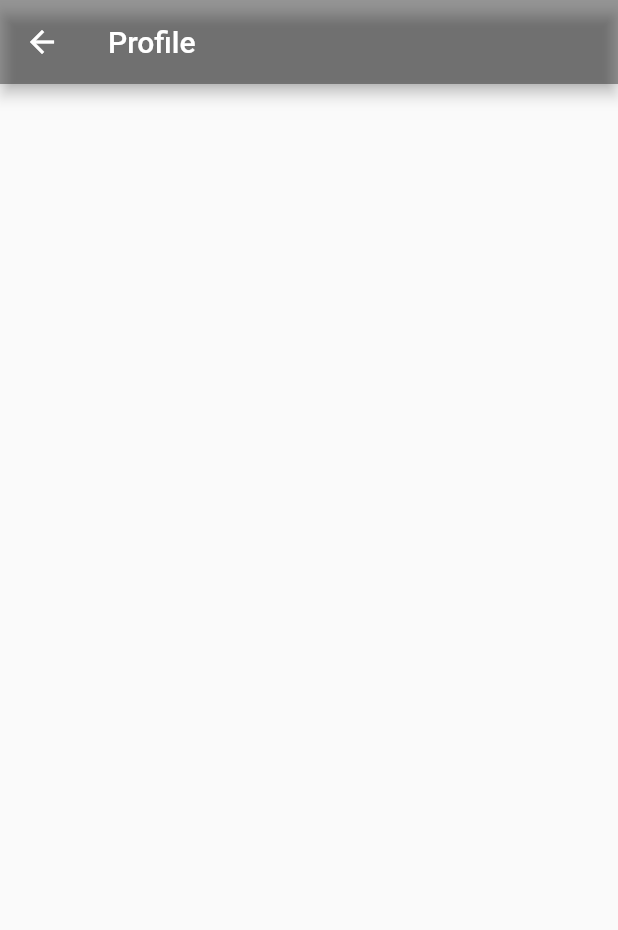
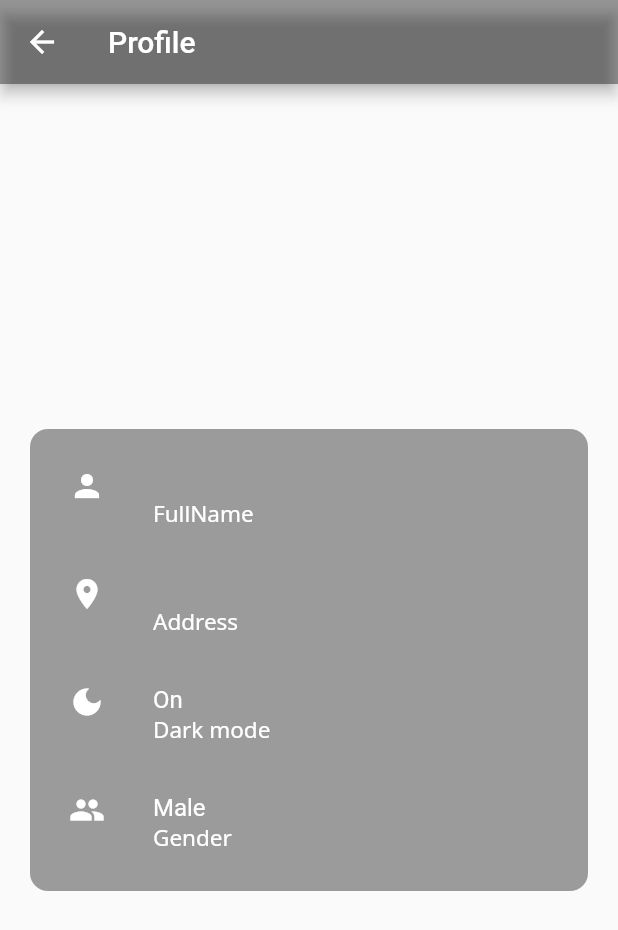
Before and after one commit to RevengeHunter/flutter_codigo5_sp, a Flutter app: the ProfilePage screen opened directly, on a phone screen of 412 x 824 dp. Shown: the top 930 px of the screen. Run offline on Flutter 3.47's test engine with Material 2 defaults, Android fonts, the phone set to English and light mode, and no system bars; our stand-ins replace google_fonts, shared_preferences; accounts and stored records are empty; network calls fail.

Commit message:
End Proyect.

```diff
--- a/lib/pages/home_page.dart
+++ b/lib/pages/home_page.dart
@@ -1,6 +1,6 @@
 import 'package:flutter/material.dart';
 import 'package:flutter_codigo5_sp/pages/profile_page.dart';
-import 'package:shared_preferences/shared_preferences.dart';
+import 'package:flutter_codigo5_sp/utils/sp_global.dart';
 
 class HomePage extends StatefulWidget {
   @override
@@ -62,26 +62,38 @@ class _HomePageState extends State<HomePage> {
   bool darkMode = false;
   int valueGender = 1;
 
+  SPGlobal spGlobal = SPGlobal();
+
   String fullNameSaved = "";
   String fullAddressSaved = "";
 
-  _saveData() async {
-    SharedPreferences prefers = await SharedPreferences.getInstance();
-    prefers.setString("name", _txtFullName.text);
-    prefers.setString("address", _txtAddress.text);
-    prefers.setBool("darkMode", darkMode);
-    prefers.setInt("gender", valueGender);
-    setState(() {});
+  _saveData() {
+    // SharedPreferences prefers = await SharedPreferences.getInstance();
+    // prefers.setString("name", _txtFullName.text);
+    // prefers.setString("address", _txtAddress.text);
+    // prefers.setBool("darkMode", darkMode);
+    // prefers.setInt("gender", valueGender);
+
+    spGlobal.fullName = _txtFullName.text;
+    spGlobal.address = _txtAddress.text;
+    spGlobal.darkMode = darkMode;
+    spGlobal.gender = valueGender;
+
+    //6setState(() {});
   }
 
-  Future<void> _getDataFull() async {
-    SharedPreferences prefers = await SharedPreferences.getInstance();
-    _txtFullName.text = prefers.getString("name") ?? '-';
-    _txtAddress.text = prefers.getString("address") ?? '-';
-    fullNameSaved = prefers.getString("name") ?? '-';
-    fullAddressSaved = prefers.getString("address") ?? '-';
-    darkMode = prefers.getBool("darkMode") ?? true;
-    valueGender = prefers.getInt("gender") ?? 1;
+  _getDataFull() {
+    // SharedPreferences prefers = await SharedPreferences.getInstance();
+    // _txtFullName.text = prefers.getString("name") ?? '-';
+    // _txtAddress.text = prefers.getString("address") ?? '-';
+    // fullNameSaved = prefers.getString("name") ?? '-';
+    // fullAddressSaved = prefers.getString("address") ?? '-';
+    // darkMode = prefers.getBool("darkMode") ?? true;
+    // valueGender = prefers.getInt("gender") ?? 1;
+
+    _txtFullName.text = spGlobal.fullName;
+    _txtAddress.text = spGlobal.address;
+
     setState(() {});
   }
 
@@ -120,7 +132,7 @@ class _HomePageState extends State<HomePage> {
                       height: 8.0,
                     ),
                     Text(
-                      fullNameSaved,
+                      spGlobal.fullName,
                       style: TextStyle(
                         fontSize: 20.0,
                         color: Colors.white,
@@ -131,7 +143,7 @@ class _HomePageState extends State<HomePage> {
                       height: 4.0,
                     ),
                     Text(
-                      fullAddressSaved,
+                      spGlobal.address,
                       style: TextStyle(
                         fontSize: 14.0,
                         color: Colors.white70,
@@ -265,6 +277,7 @@ class _HomePageState extends State<HomePage> {
                   ),
                   onPressed: () {
                     _saveData();
+                    print("guardando");
                     setState(() {});
                   },
                   label: const Text(
--- a/lib/pages/profile_page.dart
+++ b/lib/pages/profile_page.dart
@@ -1,6 +1,7 @@
 import 'package:flutter/material.dart';
 import 'package:shared_preferences/shared_preferences.dart';
 import 'package:google_fonts/google_fonts.dart';
+import '../utils/sp_global.dart';
 
 class ProfilePage extends StatefulWidget {
   const ProfilePage({Key? key}) : super(key: key);
@@ -16,6 +17,8 @@ class _ProfilePageState extends State<ProfilePage> {
     _getDataFull();
   }
 
+  SPGlobal spGlobal = SPGlobal();
+
   String _txtFullName = "";
   String _txtAddress = "";
   bool _bolDarkThema = false;
@@ -24,15 +27,24 @@ class _ProfilePageState extends State<ProfilePage> {
   Color fontColor = Colors.white;
   String genero = "Male";
 
-  Future<void> _getDataFull() async {
-    SharedPreferences prefers = await SharedPreferences.getInstance();
-    _txtFullName = prefers.getString("name") ?? '-';
-    _txtAddress = prefers.getString("address") ?? '-';
-    _bolDarkThema = prefers.getBool("darkMode") ?? true;
+  _getDataFull(){
+    // SharedPreferences prefers = await SharedPreferences.getInstance();
+    // _txtFullName = prefers.getString("name") ?? '-';
+    // _txtAddress = prefers.getString("address") ?? '-';
+    // _bolDarkThema = prefers.getBool("darkMode") ?? true;
+    // (_bolDarkThema == true)
+    //     ? barColor = Colors.black38
+    //     : barColor = Colors.pinkAccent;
+    // _gender = prefers.getInt("gender") ?? 1;
+    // (_gender == 1) ? genero = "Male" : genero = "Female";
+
+    _txtFullName = spGlobal.fullName;
+    _txtAddress = spGlobal.address;
+    _bolDarkThema = spGlobal.darkMode;
     (_bolDarkThema == true)
         ? barColor = Colors.black38
         : barColor = Colors.pinkAccent;
-    _gender = prefers.getInt("gender") ?? 1;
+    _gender = spGlobal.gender;
     (_gender == 1) ? genero = "Male" : genero = "Female";
 
     setState(() {});
@@ -47,121 +59,121 @@ class _ProfilePageState extends State<ProfilePage> {
   Widget build(BuildContext context) {
     return Scaffold(
       appBar: AppBar(
-        backgroundColor: barColor,
+        backgroundColor: (spGlobal.darkMode== true) ? barColor = Colors.black38 : barColor = Colors.pinkAccent,
         title: Text(
           "Profile",
         ),
       ),
-      // body: Center(
-      //   child: Container(
-      //     padding: EdgeInsets.symmetric(
-      //       vertical: 10.0,
-      //       horizontal: 10.0,
-      //     ),
-      //     margin: EdgeInsets.symmetric(
-      //       vertical: 10.0,
-      //       horizontal: 20.0,
-      //     ),
-      //     decoration: BoxDecoration(
-      //       borderRadius: BorderRadius.circular(12.0),
-      //       color: barColor,
-      //     ),
-      //     child: Column(
-      //       mainAxisAlignment: MainAxisAlignment.center,
-      //       crossAxisAlignment: CrossAxisAlignment.center,
-      //       mainAxisSize: MainAxisSize.min,
-      //       children: [
-      //         ListTile(
-      //           leading: Icon(
-      //             Icons.person,
-      //             color: fontColor,
-      //           ),
-      //           title: Text(
-      //             _txtFullName,
-      //             style: TextStyle(
-      //               color: fontColor,
-      //             ),
-      //           ),
-      //           subtitle: Text(
-      //             "FullName",
-      //             style: GoogleFonts.notoSans(
-      //               fontSize: 15.0,
-      //               color: fontColor,
-      //             ),
-      //           ),
-      //         ),
-      //         ListTile(
-      //           leading: Icon(
-      //             Icons.location_on,
-      //             color: fontColor,
-      //           ),
-      //           title: Text(
-      //             _txtAddress,
-      //             style: TextStyle(
-      //               color: fontColor,
-      //             ),
-      //           ),
-      //           subtitle: Text(
-      //             "Address",
-      //             style: GoogleFonts.notoSans(
-      //               fontSize: 15.0,
-      //               color: fontColor,
-      //             ),
-      //           ),
-      //         ),
-      //         ListTile(
-      //           leading: Icon(
-      //             Icons.dark_mode,
-      //             color: fontColor,
-      //           ),
-      //           title: Text(
-      //             (_bolDarkThema == true) ? "On" : "Off",
-      //             style: TextStyle(
-      //               color: fontColor,
-      //             ),
-      //           ),
-      //           subtitle: Text(
-      //             "Dark mode",
-      //             style: GoogleFonts.notoSans(
-      //               fontSize: 15.0,
-      //               color: fontColor,
-      //             ),
-      //           ),
-      //         ),
-      //         ListTile(
-      //           leading: Icon(
-      //             Icons.people,
-      //             color: fontColor,
-      //           ),
-      //           title: Text(
-      //             genero,
-      //             style: TextStyle(
-      //               color: fontColor,
-      //             ),
-      //           ),
-      //           subtitle: Text(
-      //             "Gender",
-      //             style: GoogleFonts.notoSans(
-      //               fontSize: 15.0,
-      //               color: fontColor,
-      //             ),
-      //           ),
-      //         ),
-      //       ],
-      //     ),
-      //   ),
+      body: Center(
+        child: Container(
+          padding: EdgeInsets.symmetric(
+            vertical: 10.0,
+            horizontal: 10.0,
+          ),
+          margin: EdgeInsets.symmetric(
+            vertical: 10.0,
+            horizontal: 20.0,
+          ),
+          decoration: BoxDecoration(
+            borderRadius: BorderRadius.circular(12.0),
+            color: (spGlobal.darkMode== true) ? barColor = Colors.black38 : barColor = Colors.pinkAccent,
+          ),
+          child: Column(
+            mainAxisAlignment: MainAxisAlignment.center,
+            crossAxisAlignment: CrossAxisAlignment.center,
+            mainAxisSize: MainAxisSize.min,
+            children: [
+              ListTile(
+                leading: Icon(
+                  Icons.person,
+                  color: fontColor,
+                ),
+                title: Text(
+                  spGlobal.fullName,
+                  style: TextStyle(
+                    color: fontColor,
+                  ),
+                ),
+                subtitle: Text(
+                  "FullName",
+                  style: GoogleFonts.notoSans(
+                    fontSize: 15.0,
+                    color: fontColor,
+                  ),
+                ),
+              ),
+              ListTile(
+                leading: Icon(
+                  Icons.location_on,
+                  color: fontColor,
+                ),
+                title: Text(
+                  spGlobal.address,
+                  style: TextStyle(
+                    color: fontColor,
+                  ),
+                ),
+                subtitle: Text(
+                  "Address",
+                  style: GoogleFonts.notoSans(
+                    fontSize: 15.0,
+                    color: fontColor,
+                  ),
+                ),
+              ),
+              ListTile(
+                leading: Icon(
+                  Icons.dark_mode,
+                  color: fontColor,
+                ),
+                title: Text(
+                  (spGlobal.darkMode == true) ? "On" : "Off",
+                  style: TextStyle(
+                    color: fontColor,
+                  ),
+                ),
+                subtitle: Text(
+                  "Dark mode",
+                  style: GoogleFonts.notoSans(
+                    fontSize: 15.0,
+                    color: fontColor,
+                  ),
+                ),
+              ),
+              ListTile(
+                leading: Icon(
+                  Icons.people,
+                  color: fontColor,
+                ),
+                title: Text(
+                  (spGlobal.gender == 1) ? "Male" : "Female",
+                  style: TextStyle(
+                    color: fontColor,
+                  ),
+                ),
+                subtitle: Text(
+                  "Gender",
+                  style: GoogleFonts.notoSans(
+                    fontSize: 15.0,
+                    color: fontColor,
+                  ),
+                ),
+              ),
+            ],
+          ),
+        ),
+      ),
+      // body: FutureBuilder(
+      //   future: getDataTest(),
+      //   builder: (BuildContext context, AsyncSnapshot snap){
+      //     if(snap.hasData){
+      //       return Center(child: Text(snap.data),);
+      //     }
+      //     return Center(
+      //       child: Text("Cargando"),
+      //     );
+      //   },
       // ),
-      body: FutureBuilder(
-        future: getDataTest(),
-        builder: (BuildContext context, AsyncSnapshot snap){
-          if(snap.hasData){
-            return Center(child: Text(snap.data),);
-          }
-          return Center(
-            child: Text("Cargando"),
-          );
-        },
-      ),
     );
   }
 }
--- a/lib/utils/sp_global.dart
+++ b/lib/utils/sp_global.dart
@@ -19,7 +19,7 @@ class SPGlobal{
     _spGlobalPrefs = await SharedPreferences.getInstance();
   }
 
-  //Guardar datos
+  //Guardar datos Fullname
   set fullName(String value){
     _spGlobalPrefs.setString("fullName", value);
   }
@@ -29,4 +29,34 @@ class SPGlobal{
     return _spGlobalPrefs.getString("fullName") ?? "";
   }
 
+  //Guardar datos Address
+  set address(String value){
+    _spGlobalPrefs.setString("address", value);
+  }
+
+  String get address{
+    /*Como puede ser null se usa ??*/
+    return _spGlobalPrefs.getString("address") ?? "";
+  }
+
+  //Guardar datos DarkMode
+  set darkMode(bool value){
+    _spGlobalPrefs.setBool("darkMode", value);
+  }
+
+  bool get darkMode{
+    /*Como puede ser null se usa ??*/
+    return _spGlobalPrefs.getBool("darkMode") ?? true;
+  }
+
+  //Guardar datos Gender
+  set gender(int value){
+    _spGlobalPrefs.setInt("gender", value);
+  }
+
+  int get gender{
+    /*Como puede ser null se usa ??*/
+    return _spGlobalPrefs.getInt("gender") ?? 1;
+  }
+
 }
```
